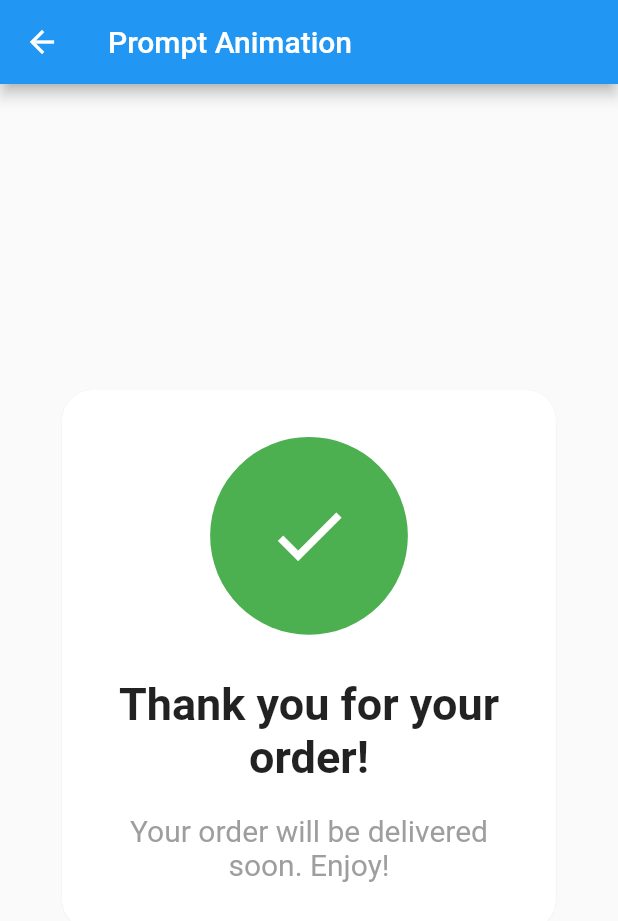
After one commit to lysyshaky/AnimatedContainer, a Flutter app: the screen it shows after launch, after a tap on "Prompt Animation", on a phone screen of 412 x 824 dp. The commit adds this screen. Shown: the top 921 px of the screen. Run offline on Flutter 3.47's test engine with Material 2 defaults, Android fonts, the phone set to English and light mode, and no system bars.

Commit message:
3d nav, custom shape, check prompt tween animations

```diff
--- /dev/null
+++ b/lib/animations /prompt_animation.dart
@@ -0,0 +1,179 @@
+import 'package:flutter/material.dart';
+
+class PromptAnimation extends StatefulWidget {
+  const PromptAnimation({
+    super.key,
+    required this.title,
+    required this.subtitle,
+    required this.child,
+  });
+  final String title;
+  final String subtitle;
+  final Widget child;
+
+  @override
+  State<PromptAnimation> createState() => _PromptAnimationState();
+}
+
+class _PromptAnimationState extends State<PromptAnimation> with SingleTickerProviderStateMixin {
+  late AnimationController _controller;
+  late Animation<double> _iconScaleAnimation;
+  late Animation<double> _containerScaleAnimation;
+  late Animation<Offset> _yAnimation;
+
+  @override
+  void initState() {
+    _controller = AnimationController(
+      duration: const Duration(seconds: 1),
+      vsync: this,
+    );
+    _yAnimation = Tween<Offset>(
+      begin: const Offset(0, 0),
+      end: const Offset(0, -0.23),
+    ).animate(CurvedAnimation(
+      parent: _controller,
+      curve: Curves.easeInOut,
+    ));
+
+    _iconScaleAnimation = Tween<double>(
+      begin: 7,
+      end: 6,
+    ).animate(
+      CurvedAnimation(
+        parent: _controller,
+        curve: Curves.easeInOut,
+      ),
+    );
+
+    _containerScaleAnimation = Tween<double>(
+      begin: 2,
+      end: 0.4,
+    ).animate(
+      CurvedAnimation(
+        parent: _controller,
+        curve: Curves.bounceOut,
+      ),
+    );
+    super.initState();
+  }
+
+  @override
+  void dispose() {
+    _controller.dispose();
+    super.dispose();
+  }
+
+  @override
+  Widget build(BuildContext context) {
+    _controller
+      ..reset()
+      ..forward();
+    return Scaffold(
+      appBar: AppBar(
+        title: const Text('Prompt Animation'),
+        leading: IconButton(
+          icon: const Icon(Icons.arrow_back),
+          onPressed: () {
+            Navigator.of(context).pop();
+          },
+        ),
+      ),
+      body: Center(
+        child: ClipRRect(
+          borderRadius: BorderRadius.circular(20),
+          child: Container(
+              decoration: BoxDecoration(
+                color: Colors.white,
+                borderRadius: BorderRadius.circular(20),
+                boxShadow: [
+                  BoxShadow(
+                    color: Colors.black.withOpacity(0.2),
+                    blurRadius: 7,
+                    offset: const Offset(0, 3),
+                  ),
+                ],
+              ),
+              child: ConstrainedBox(
+                constraints: BoxConstraints(
+                  minHeight: 100,
+                  minWidth: 100,
+                  maxHeight: MediaQuery.of(context).size.height * 0.8,
+                  maxWidth: MediaQuery.of(context).size.width * 0.8,
+                ),
+                child: Stack(
+                  children: [
+                    Padding(
+                      padding: const EdgeInsets.all(32.0),
+                      child: Column(
+                        mainAxisAlignment: MainAxisAlignment.center,
+                        mainAxisSize: MainAxisSize.min,
+                        children: [
+                          const SizedBox(height: 160),
+                          Text(
+                            widget.title,
+                            textAlign: TextAlign.center,
+                            style: const TextStyle(
+                              fontSize: 30,
+                              fontWeight: FontWeight.bold,
+                            ),
+                          ),
+                          const SizedBox(
+                            height: 20,
+                          ),
+                          Text(
+                            widget.subtitle,
+                            textAlign: TextAlign.center,
+                            style: const TextStyle(
+                              fontSize: 20,
+                              fontWeight: FontWeight.w400,
+                              color: Colors.grey,
+                            ),
+                          ),
+                        ],
+                      ),
+                    ),
+                    Positioned.fill(
+                      child: SlideTransition(
+                        position: _yAnimation,
+                        child: ScaleTransition(
+                          scale: _containerScaleAnimation,
+                          child: Container(
+                            decoration: const BoxDecoration(
+                              color: Colors.green,
+                              shape: BoxShape.circle,
+                            ),
+                            child: ScaleTransition(
+                              scale: _iconScaleAnimation,
+                              child: widget.child,
+                            ),
+                          ),
+                        ),
+                      ),
+                    ),
+                  ],
+                ),
+              )),
+        ),
+      ),
+    );
+  }
+}
+
+class AnimationCheck extends StatelessWidget {
+  const AnimationCheck({super.key});
+
+  @override
+  Widget build(BuildContext context) {
+    return const Center(
+      child: PromptAnimation(
+        title: 'Thank you for your order!',
+        subtitle: 'Your order will be delivered soon. Enjoy!',
+        child: Icon(
+          Icons.check,
+          color: Colors.white,
+          size: 24,
+        ),
+      ),
+    );
+  }
+}
--- a/lib/animations /tween_animation.dart
+++ b/lib/animations /tween_animation.dart
@@ -39,12 +39,12 @@ class _TweenAnimationState extends State<TweenAnimation> {
               child: Container(
                 width: MediaQuery.of(context).size.width,
                 height: MediaQuery.of(context).size.width,
-                color: Colors.red,
+                color: Colors.white,
                 child: const Center(
                   child: Text(
                     'Tween Animation',
                     style: TextStyle(
-                      color: Colors.white,
+                      color: Colors.green,
                       fontSize: 20,
                     ),
                   ),
--- a/lib/home.dart
+++ b/lib/home.dart
@@ -1,10 +1,13 @@
 import 'package:animation_1/animations%20/3d_animation.dart';
 import 'package:animation_1/animations%20/cirlce_animation.dart';
+import 'package:animation_1/animations%20/custom_shape_animation.dart';
 import 'package:animation_1/animations%20/hero_image_animation.dart';
+import 'package:animation_1/animations%20/prompt_animation.dart';
 import 'package:animation_1/animations%20/tween_animation.dart';
 import 'package:animation_1/animations%20/zoom_image_animation.dart';
 import 'package:flutter/material.dart';
 
+import 'animations /3d_nav_animation.dart';
 import 'animations /container_animation.dart';
 
 class HomePage extends StatefulWidget {
@@ -72,6 +75,29 @@ class _HomePageState extends State<HomePage> {
               },
               child: const Text('Circle Color Animation'),
             ),
+            const SizedBox(height: 20),
+            ElevatedButton(
+              onPressed: () {
+                Navigator.of(context)
+                    .push(MaterialPageRoute(builder: (context) => const CustomShapeAnimation()));
+              },
+              child: const Text('Circle Color Animation'),
+            ),
+            const SizedBox(height: 20),
+            ElevatedButton(
+              onPressed: () {
+                Navigator.of(context)
+                    .push(MaterialPageRoute(builder: (context) => const Drawer3D()));
+              },
+              child: const Text('3D Drawer Animation'),
+            ),
+            ElevatedButton(
+              onPressed: () {
+                Navigator.of(context)
+                    .push(MaterialPageRoute(builder: (context) => const AnimationCheck()));
+              },
+              child: const Text('Prompt Animation'),
+            ),
           ],
         ),
       ),
--- a/lib/main.dart
+++ b/lib/main.dart
@@ -2,8 +2,11 @@ import 'package:animation_1/animations%20/3d_animation.dart';
 import 'package:animation_1/animations%20/cirlce_animation.dart';
 import 'package:flutter/material.dart';
 
+import 'animations /3d_nav_animation.dart';
 import 'animations /container_animation.dart';
+import 'animations /custom_shape_animation.dart';
 import 'animations /hero_image_animation.dart';
+import 'animations /prompt_animation.dart';
 import 'animations /tween_animation.dart';
 import 'animations /zoom_image_animation.dart';
 import 'home.dart';
@@ -30,6 +33,9 @@ class MyApp extends StatelessWidget {
         '/heroImageAnimation': (context) => const HeroImageAnimation(),
         '/zoomImageAnimation': (context) => const ZoomAnimation(),
         '/tweenAnimation': (context) => const TweenAnimation(),
+        '/customShapeAnimation': (context) => const CustomShapeAnimation(),
+        '/3dNavAnimation': (context) => const Drawer3D(),
+        '/promptAnimation': (context) => const AnimationCheck(),
       },
     );
   }
```
Also changed, not shown: lib/animations /3d_nav_animation.dart (added, +134 -0 lines), lib/animations /custom_shape_animation.dart (added, +146 -0 lines).
